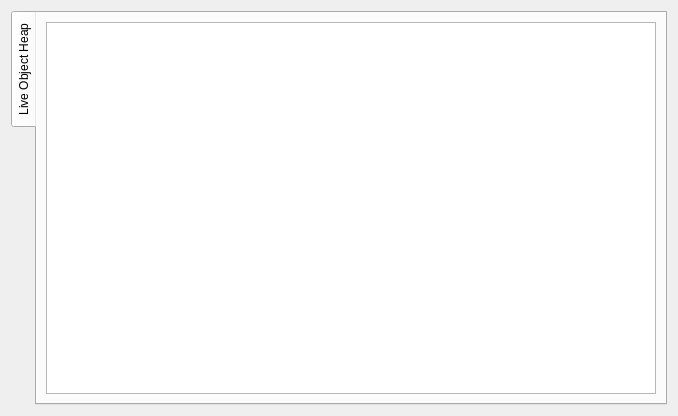
First picture: the form in rbkit-lib/heapdumpform.ui, repository codemancers/rbkit-client, before the edit.
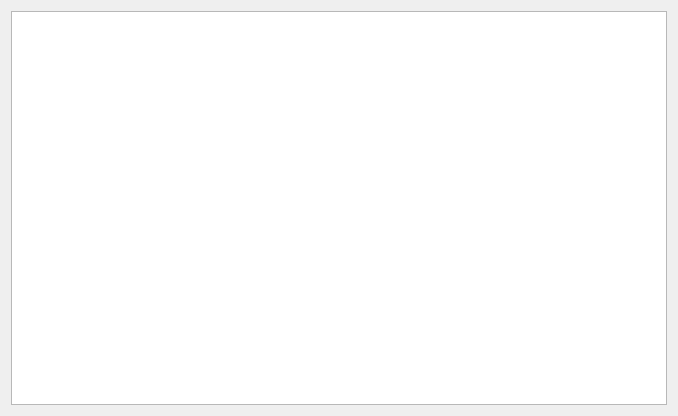
Second picture: the form after the edit.

Commit message: remove nested treeview for now

```diff
--- a/rbkit-lib/heapdumpform.ui
+++ b/rbkit-lib/heapdumpform.ui
@@ -13,32 +13,9 @@
   <property name="windowTitle">
    <string>Form</string>
   </property>
-  <layout class="QVBoxLayout" name="verticalLayout_2">
+  <layout class="QHBoxLayout" name="horizontalLayout">
    <item>
-    <widget class="QTabWidget" name="tabWidget">
-     <property name="tabPosition">
-      <enum>QTabWidget::West</enum>
-     </property>
-     <property name="tabShape">
-      <enum>QTabWidget::Rounded</enum>
-     </property>
-     <property name="currentIndex">
-      <number>0</number>
-     </property>
-     <property name="elideMode">
-      <enum>Qt::ElideLeft</enum>
-     </property>
-     <widget class="QWidget" name="tab">
-      <attribute name="title">
-       <string>Live Object Heap</string>
-      </attribute>
-      <layout class="QVBoxLayout" name="verticalLayout">
-       <item>
-        <widget class="QTreeView" name="treeView"/>
-       </item>
-      </layout>
-     </widget>
-    </widget>
+    <widget class="QTreeView" name="treeView"/>
    </item>
   </layout>
  </widget>
```
